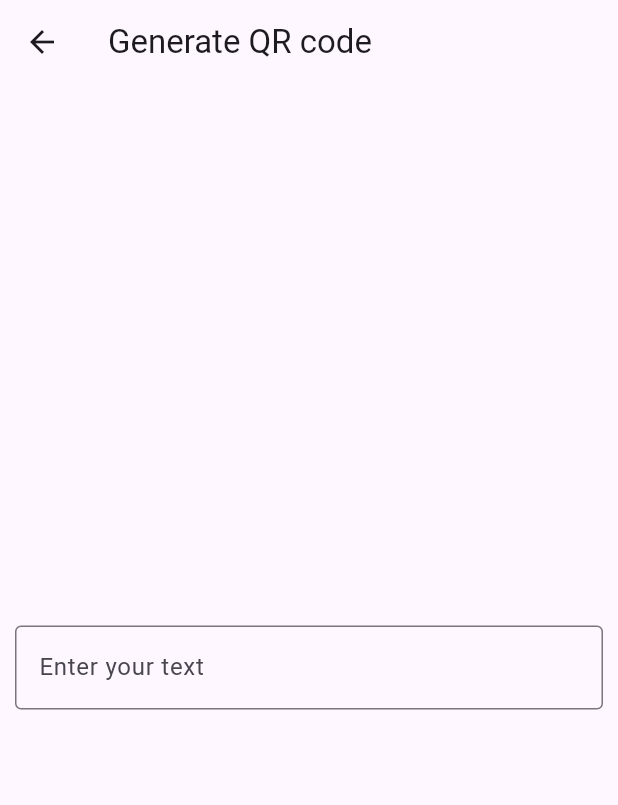
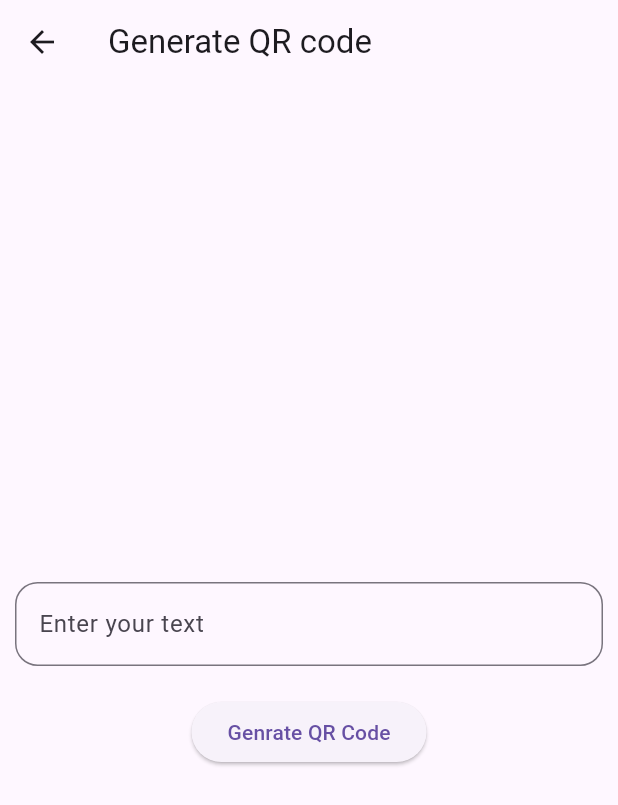
Before and after one commit to karan2527/RapidQR, a Flutter app: the GenerateQRCode screen opened directly, on a phone screen of 412 x 824 dp. Shown: the top 805 px of the screen. Run offline on Flutter 3.47's test engine with Material 3 defaults, Android fonts, the phone set to English and light mode, and no system bars; our stand-ins replace qr_flutter.

Commit message:
button added

```diff
--- a/lib/generate_qr_code.dart
+++ b/lib/generate_qr_code.dart
@@ -2,7 +2,6 @@ import 'package:flutter/material.dart';
 import 'package:qr_flutter/qr_flutter.dart';
 import 'scan_qr_code.dart';
 import 'generate_qr_code.dart';
-
 
 class GenerateQRCode extends StatefulWidget {
   const GenerateQRCode({super.key});
@@ -15,14 +14,14 @@ class _GenerateQRCodeState extends State<GenerateQRCode> {
   TextEditingController urlController = TextEditingController();
   @override
   Widget build(BuildContext context) {
-    return  Scaffold(
-      appBar: AppBar( title: Text('Generate QR code'),),
+    return Scaffold(
+      appBar: AppBar(title: Text('Generate QR code')),
       body: Center(
         child: SingleChildScrollView(
           child: Column(
             mainAxisAlignment: MainAxisAlignment.center,
             children: [
-              if(urlController.text.isNotEmpty)
+              if (urlController.text.isNotEmpty)
                 QrImageView(data: urlController.text, size: 200.0),
               SizedBox(height: 10),
               Container(
@@ -31,12 +30,15 @@ class _GenerateQRCodeState extends State<GenerateQRCode> {
                   controller: urlController,
                   decoration: InputDecoration(
                     hintText: 'Enter your text',
-                      border: OutlineInputBorder(),
-
+                    border: OutlineInputBorder(
+                      borderRadius: BorderRadius.circular(15),
                     ),
-
-                 )
+                    labelText: 'Enter your text',
                   ),
+                ),
+              ),
+              SizedBox(height: 10),
+              ElevatedButton(onPressed: (){},child: Text('Genrate QR Code'),),
             ],
           ),
         ),
```
Lines whose indentation alone changed are shown as unchanged.
